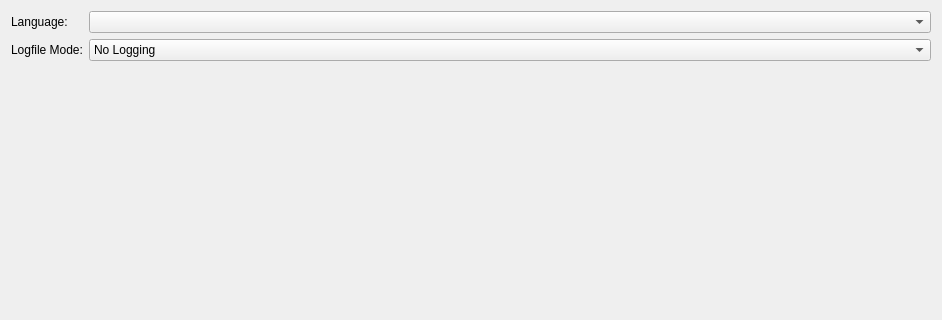
ma7t3/ScheduleMaster, file Widgets/DlgPreferencesPages/WdgPreferencesPageGeneral.ui: the form before one commit; both pictures show x 0 to 942 and y 0 to 320 of the 942 by 487 pixel window.
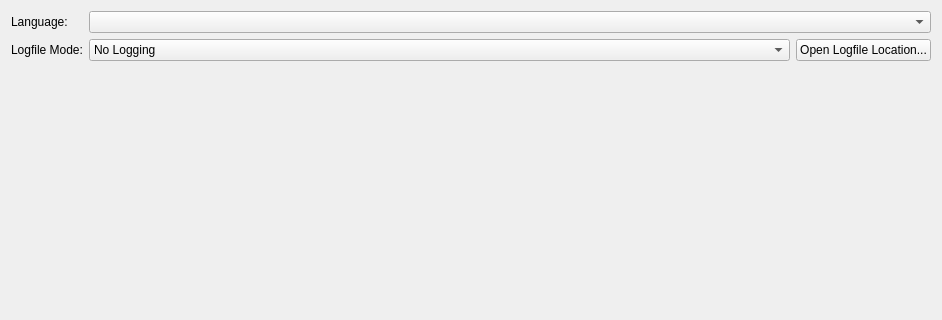
The form after the commit. Icons and pictures are not drawn.

Commit message: Open Logfile folder from WdgPreferencesPageGeneral

The edit to the form file:
```diff
--- a/Widgets/DlgPreferencesPages/WdgPreferencesPageGeneral.ui
+++ b/Widgets/DlgPreferencesPages/WdgPreferencesPageGeneral.ui
@@ -32,6 +32,8 @@
     </widget>
    </item>
    <item row="1" column="1">
+    <layout class="QHBoxLayout" name="horizontalLayout" stretch="1,0">
+     <item>
     <widget class="QComboBox" name="cbLogfileMode">
      <item>
       <property name="text">
@@ -55,6 +57,19 @@
      </item>
     </widget>
    </item>
+     <item>
+      <widget class="QPushButton" name="pbLogfileLocation">
+       <property name="text">
+        <string>Open Logfile Location...</string>
+       </property>
+       <property name="icon">
+        <iconset resource="../../Resources.qrc">
+         <normaloff>:/Icons/FileOpen.ico</normaloff>:/Icons/FileOpen.ico</iconset>
+       </property>
+      </widget>
+     </item>
+    </layout>
+   </item>
    <item row="2" column="1">
     <widget class="QLabel" name="lLogfileModeInfo">
      <property name="text">
```
Left out of the diff: 4 changed lines with no effect on the pictures. Lines whose indentation alone changed are shown as unchanged. The commit also changes 2 other files.
